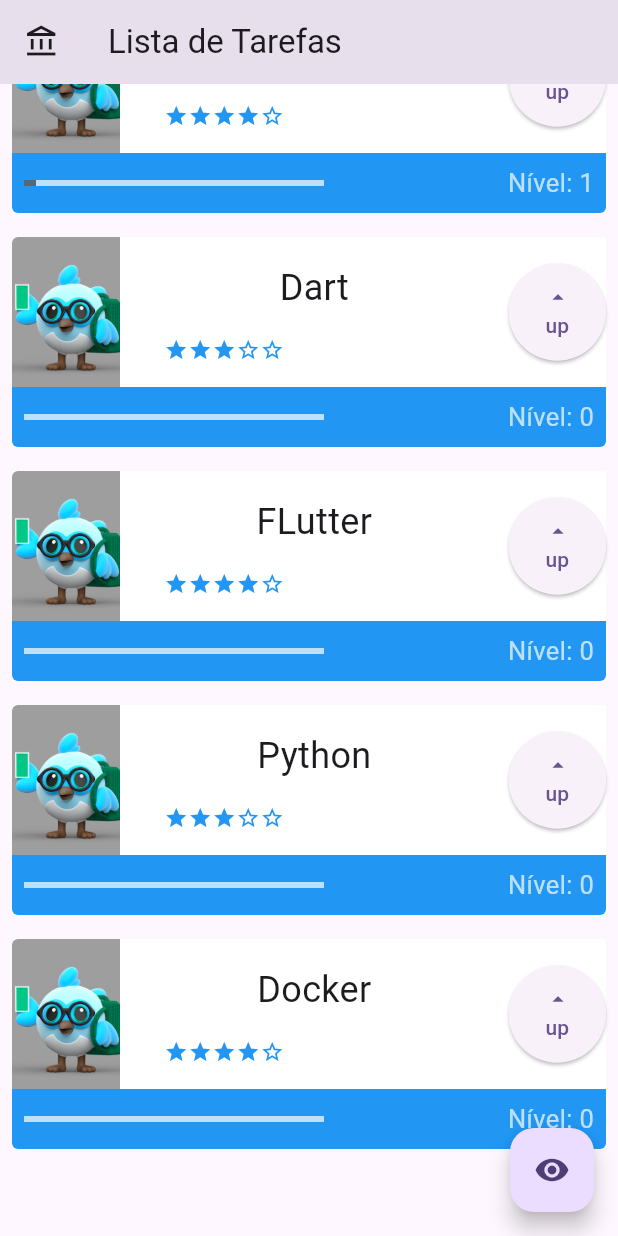
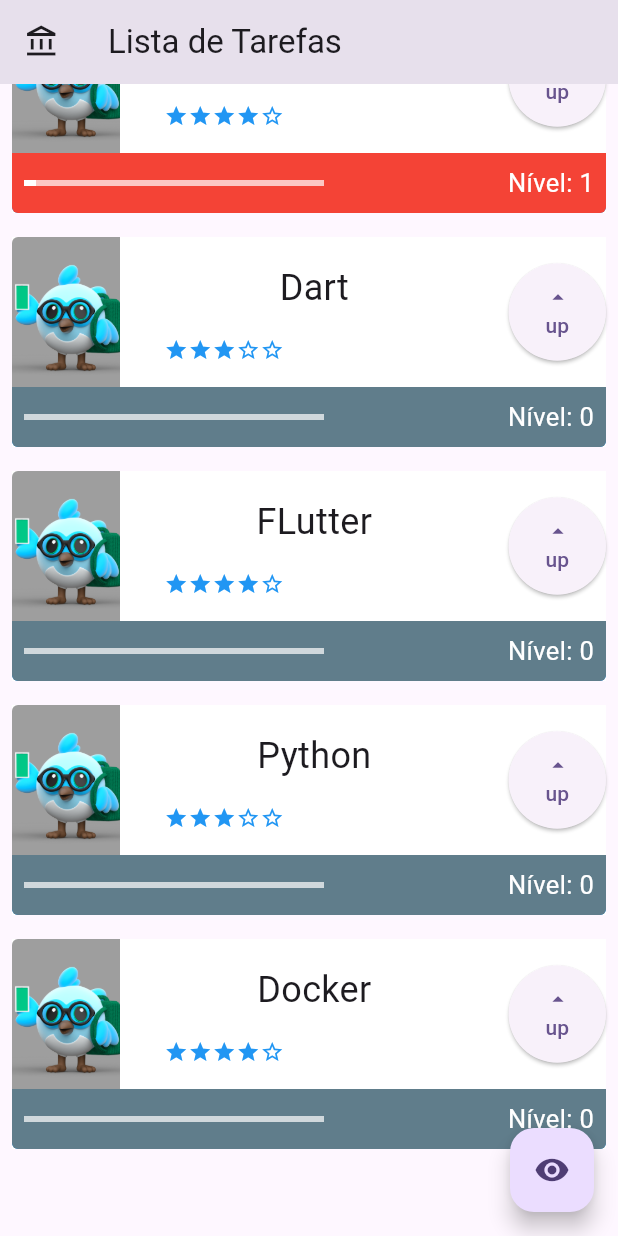
Before and after one commit to DanielBrown1998/lista_tarefas_alura_2025, a Flutter app: the screen it shows after launch, scrolled down 62 dp, after a tap on "up", on a phone screen of 412 x 824 dp. Run offline on Flutter 3.47's test engine with Material 3 defaults, Android fonts, the phone set to English and light mode, and no system bars.

Commit message:
Refactor Content widget to use default colors and update progress indicator styling

```diff
--- a/lib/components/my_app/content.dart
+++ b/lib/components/my_app/content.dart
@@ -5,9 +5,7 @@
   final String text;
   final String namePicture;
   final int dificulty;
-  Color color_background = Colors.white70;
-  Color color_line = Colors.black54;
-  Content(this.text, this.dificulty,
+  const Content(this.text, this.dificulty,
       {required this.namePicture, super.key});
 
   @override
@@ -16,6 +14,9 @@
 
 class _ContentState extends State<Content> {
   int lv = 0;
+  Color colorBackgroundDefault = Colors.blueGrey;
+  Color colorLine = Colors.white;
+
   @override
   Widget build(BuildContext context) {
     return Column(
@@ -62,7 +63,25 @@
                 child: ElevatedButton(
                   onPressed: () {
                     setState(() {
+                      double lineValue = lv / (5 * (widget.dificulty + 1));
                       lv++;
+                      if (lineValue < 0.15) {
+                        colorBackgroundDefault = Colors.red;
+                      } else if (0.15 >= lineValue || lineValue < 0.25) {
+                        colorBackgroundDefault = Colors.orange;
+                      } else if (0.25 >= lineValue || lineValue < 0.45) {
+                        colorBackgroundDefault = Colors.yellow;
+                        colorLine = Colors.black;
+                      } else if (0.45 >= lineValue || lineValue < 0.65) {
+                        colorBackgroundDefault = Colors.lightGreen;
+                        colorLine = Colors.black;
+                      } else if (0.65 >= lineValue || lineValue < 0.85) {
+                        colorBackgroundDefault = Colors.green;
+                        colorLine = Colors.white;
+                      } else {
+                        colorBackgroundDefault = Colors.blue;
+                        colorLine = Colors.white;
+                      }
                     });
                   },
                   child: Column(
@@ -77,7 +96,15 @@
             ],
           ),
         ),
-        Padding(
+        Container(
+          decoration: BoxDecoration(
+            color: colorBackgroundDefault,
+            borderRadius: BorderRadius.only(
+              bottomLeft: Radius.circular(4),
+              bottomRight: Radius.circular(4),
+            ),
+          ),
+          child: Padding(
               padding: EdgeInsets.all(8.0),
               child: Row(
                 mainAxisAlignment: MainAxisAlignment.spaceBetween,
@@ -87,9 +114,9 @@
                     alignment: Alignment.centerLeft,
                     width: 200,
                     child: LinearProgressIndicator(
-                    color: widget.color_line,
+                      color: colorLine,
                       value: lv / (5 * (widget.dificulty + 1)),
-                    backgroundColor: widget.color_background,
+                      backgroundColor: Colors.white70,
                     ),
                   ),
                   Text(
@@ -97,11 +124,12 @@
                     textAlign: TextAlign.right,
                     style: TextStyle(
                       fontSize: 17,
-                    color: widget.color_background,
+                      color: colorLine,
                     ),
                   ),
                 ],
               )),
+        ),
       ],
     );
   }
```
Lines whose indentation alone changed are shown as unchanged.
